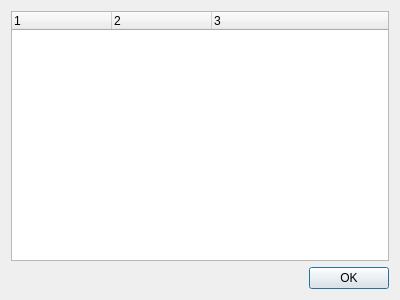
Qt form jalapaquery/src/jalapaquery/plugindialog.ui (leonhad/jalapaquery) before a commit.
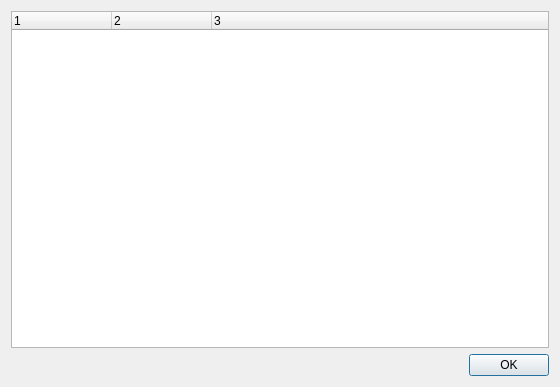
The same form after that commit.

Commit message: Added plugin About Box

Patch:
```diff
--- a/jalapaquery/src/jalapaquery/plugindialog.ui
+++ b/jalapaquery/src/jalapaquery/plugindialog.ui
@@ -6,8 +6,8 @@
    <rect>
     <x>0</x>
     <y>0</y>
-    <width>400</width>
-    <height>300</height>
+    <width>560</width>
+    <height>387</height>
    </rect>
   </property>
   <property name="windowTitle">
```
The commit also changes 2 other files.
